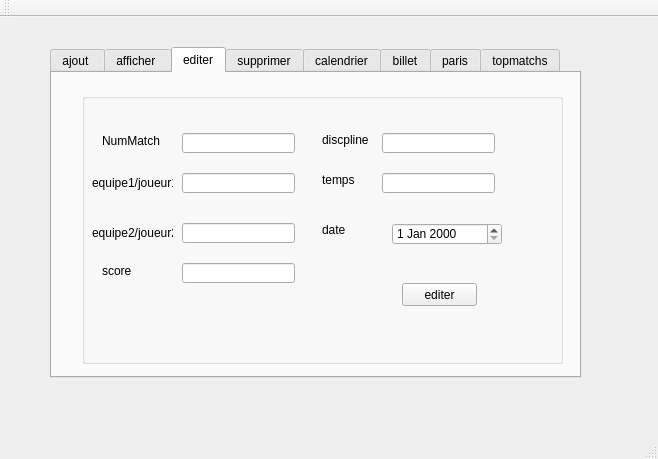
Above: mainwindow.ui from Haroun-Gaida/Olympic_Game_2A17 before the change. Below: the same form after it.
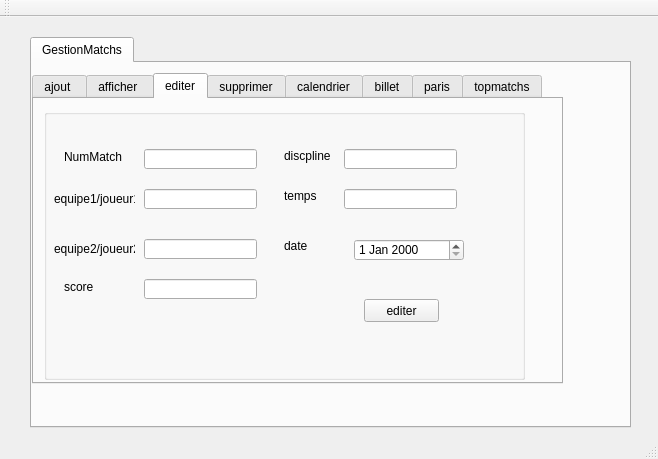
That is the form after the change. The open tabs and pages were chosen to show the change.

```diff
--- a/mainwindow.ui
+++ b/mainwindow.ui
@@ -14,13 +14,26 @@
    <string>Gestion des Clients</string>
   </property>
   <widget class="QWidget" name="centralWidget">
+   <widget class="QTabWidget" name="tabWidget">
+    <property name="geometry">
+     <rect>
+      <x>30</x>
+      <y>20</y>
+      <width>601</width>
+      <height>391</height>
+     </rect>
+    </property>
+    <widget class="QWidget" name="tab_10">
+     <attribute name="title">
+      <string>GestionMatchs</string>
+     </attribute>
    <widget class="QTabWidget" name="tabparis">
     <property name="geometry">
      <rect>
-      <x>50</x>
-      <y>30</y>
+        <x>0</x>
+        <y>10</y>
       <width>531</width>
-      <height>331</height>
+        <height>311</height>
      </rect>
     </property>
     <property name="currentIndex">
@@ -246,8 +259,8 @@
      <widget class="QGroupBox" name="groupBox_2">
       <property name="geometry">
        <rect>
-        <x>30</x>
-        <y>20</y>
+          <x>10</x>
+          <y>10</y>
         <width>481</width>
         <height>271</height>
        </rect>
@@ -759,6 +772,8 @@
         <height>261</height>
        </rect>
       </property>
+       </widget>
+      </widget>
      </widget>
     </widget>
    </widget>
```
Lines whose indentation alone changed are shown as unchanged.
